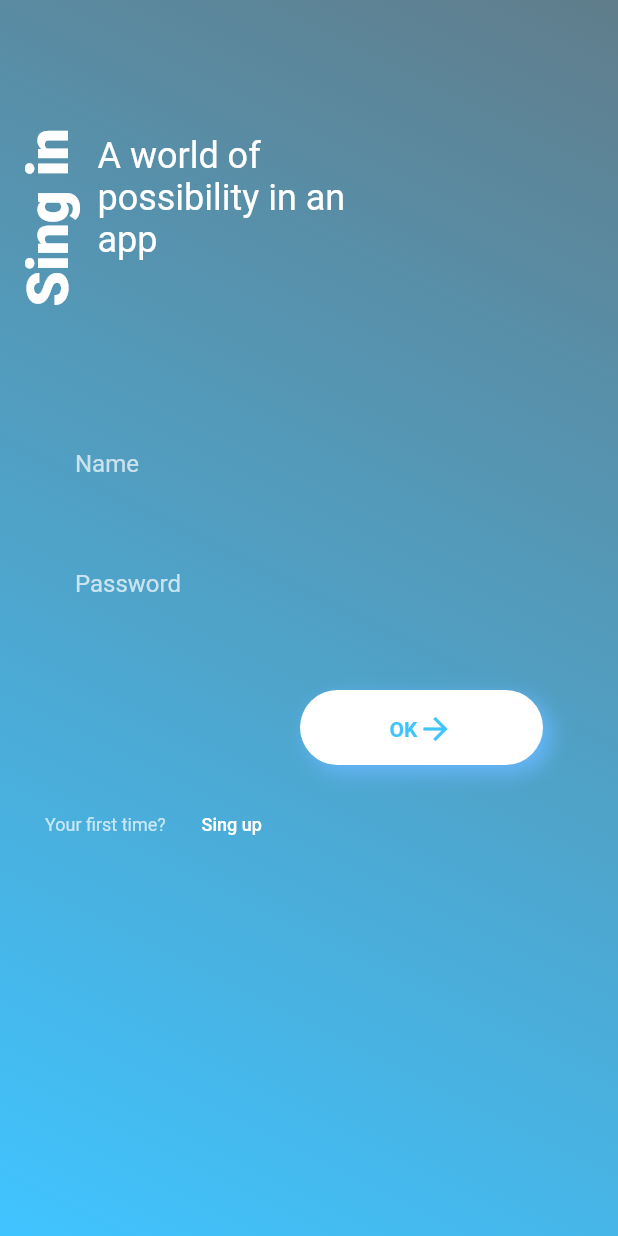
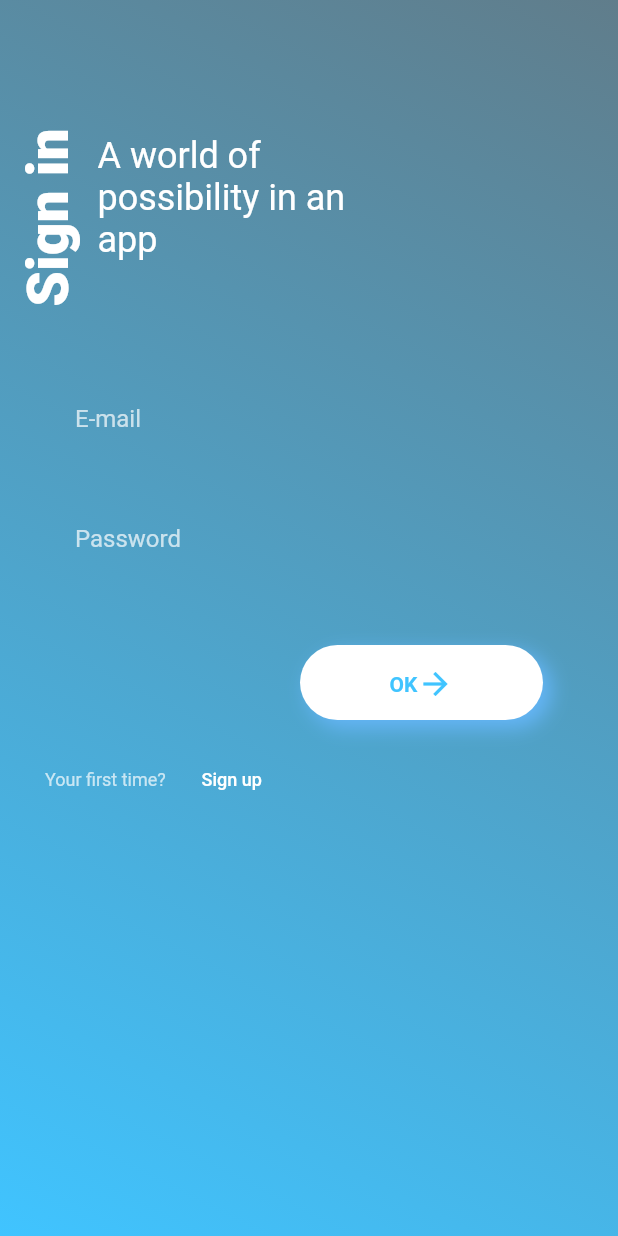
Before and after one commit to Thalisonh/minimalist-flutter, a Flutter app: the screen it shows after launch, on a phone screen of 412 x 824 dp. Run offline on Flutter 3.47's test engine with Material 2 defaults, Android fonts, the phone set to English and light mode, and no system bars; missing offline and left inert: dart:ffi.

Commit message:
removed typos, abstraction of some classes for better reusability, standardization of class and file names

```diff
--- a/lib/main.dart
+++ b/lib/main.dart
@@ -1,5 +1,5 @@
 import 'package:flutter/material.dart';
-import 'package:login_minimalist/pages/login.page.dart';
+import 'package:login_minimalist/pages/signin.page.dart';
 
 void main() => runApp(MyApp());
 
@@ -12,7 +12,7 @@ class MyApp extends StatelessWidget {
       theme: ThemeData(
         primarySwatch: Colors.blue,
       ),
-      home: LoginPage(),
+      home: SignInPage(),
       debugShowCheckedModeBanner: false,
     );
   }
--- a/lib/pages/login.page.dart
+++ b/lib/pages/signin.page.dart
@@ -1,18 +1,18 @@
 import 'package:flutter/material.dart';
-import 'package:login_minimalist/widget/button.dart';
-import 'package:login_minimalist/widget/first.dart';
+import 'package:login_minimalist/widget/submitButton.dart';
+import 'package:login_minimalist/widget/userSignUp.dart';
 import 'package:login_minimalist/widget/forgot.dart';
-import 'package:login_minimalist/widget/inputEmail.dart';
+import 'package:login_minimalist/widget/email.dart';
 import 'package:login_minimalist/widget/password.dart';
-import 'package:login_minimalist/widget/textLogin.dart';
-import 'package:login_minimalist/widget/verticalText.dart';
+import 'package:login_minimalist/widget/textHorizontal.dart';
+import 'package:login_minimalist/widget/textVertical.dart';
 
-class LoginPage extends StatefulWidget {
+class SignInPage extends StatefulWidget {
   @override
-  _LoginPageState createState() => _LoginPageState();
+  _SignInPageState createState() => _SignInPageState();
 }
 
-class _LoginPageState extends State<LoginPage> {
+class _SignInPageState extends State<SignInPage> {
   @override
   Widget build(BuildContext context) {
     return Scaffold(
@@ -28,13 +28,13 @@ class _LoginPageState extends State<LoginPage> {
             Column(
               children: <Widget>[
                 Row(children: <Widget>[
-                  VerticalText(),
-                  TextLogin(),
+                  VerticalText('Sign in'),
+                  HorizontalText('A world of possibility in an app'),
                 ]),
-                InputEmail(),
+                Email(),
                 PasswordInput(),
-                ButtonLogin(),
-                FirstTime(),
+                SubmitButton((){}),
+                UserSignUp(),
               ],
             ),
           ],
--- a/lib/widget/button.dart
+++ /dev/null
@@ -1,55 +0,0 @@
-import 'package:flutter/material.dart';
-
-class ButtonLogin extends StatefulWidget {
-  @override
-  _ButtonLoginState createState() => _ButtonLoginState();
-}
-
-class _ButtonLoginState extends State<ButtonLogin> {
-  @override
-  Widget build(BuildContext context) {
-    return Padding(
-      padding: const EdgeInsets.only(top: 40, right: 50, left: 200),
-      child: Container(
-        alignment: Alignment.bottomRight,
-        height: 50,
-        width: MediaQuery.of(context).size.width,
-        decoration: BoxDecoration(
-          boxShadow: [
-            BoxShadow(
-              color: Colors.blue[300],
-              blurRadius: 10.0, // has the effect of softening the shadow
-              spreadRadius: 1.0, // has the effect of extending the shadow
-              offset: Offset(
-                5.0, // horizontal, move right 10
-                5.0, // vertical, move down 10
-              ),
-            ),
-          ],
-          color: Colors.white,
-          borderRadius: BorderRadius.circular(30),
-        ),
-        child: FlatButton(
-          onPressed: () {},
-          child: Row(
-            mainAxisAlignment: MainAxisAlignment.center,
-            children: <Widget>[
-              Text(
-                'OK',
-                style: TextStyle(
-                  color: Colors.lightBlueAccent,
-                  fontSize: 14,
-                  fontWeight: FontWeight.w700,
-                ),
-              ),
-              Icon(
-                Icons.arrow_forward,
-                color: Colors.lightBlueAccent,
-              ),
-            ],
-          ),
-        ),
-      ),
-    );
-  }
-}
--- a/lib/widget/newName.dart
+++ b/lib/widget/email.dart
@@ -1,15 +1,15 @@
 import 'package:flutter/material.dart';
 
-class NewNome extends StatefulWidget {
+class Email extends StatefulWidget {
   @override
-  _NewNomeState createState() => _NewNomeState();
+  _EmailState createState() => _EmailState();
 }
 
-class _NewNomeState extends State<NewNome> {
+class _EmailState extends State<Email> {
   @override
   Widget build(BuildContext context) {
     return Padding(
-      padding: const EdgeInsets.only(top: 50, left: 50, right: 50),
+      padding: const EdgeInsets.only(top: 20, left: 50, right: 50),
       child: Container(
         height: 60,
         width: MediaQuery.of(context).size.width,
@@ -20,7 +20,7 @@ class _NewNomeState extends State<NewNome> {
           decoration: InputDecoration(
             border: InputBorder.none,
             fillColor: Colors.lightBlueAccent,
-            labelText: 'Name',
+            labelText: 'E-mail',
             labelStyle: TextStyle(
               color: Colors.white70,
             ),
--- a/lib/widget/inputEmail.dart
+++ b/lib/widget/signUpName.dart
@@ -1,15 +1,15 @@
 import 'package:flutter/material.dart';
 
-class InputEmail extends StatefulWidget {
+class SignUpName extends StatefulWidget {
   @override
-  _InputEmailState createState() => _InputEmailState();
+  _SignUpNameState createState() => _SignUpNameState();
 }
 
-class _InputEmailState extends State<InputEmail> {
+class _SignUpNameState extends State<SignUpName> {
   @override
   Widget build(BuildContext context) {
     return Padding(
-      padding: const EdgeInsets.only(top: 50, left: 50, right: 50),
+      padding: const EdgeInsets.only(top: 20, left: 50, right: 50),
       child: Container(
         height: 60,
         width: MediaQuery.of(context).size.width,
--- a/lib/widget/buttonNewUser.dart
+++ b/lib/widget/submitButton.dart
@@ -1,11 +1,16 @@
+import 'dart:ffi';
+
 import 'package:flutter/material.dart';
 
-class ButtonNewUser extends StatefulWidget {
+class SubmitButton extends StatefulWidget {
+  final Function onPressed;
+  SubmitButton(this.onPressed);
+
   @override
-  _ButtonNewUserState createState() => _ButtonNewUserState();
+  _SubmitButtonState createState() => _SubmitButtonState();
 }
 
-class _ButtonNewUserState extends State<ButtonNewUser> {
+class _SubmitButtonState extends State<SubmitButton> {
   @override
   Widget build(BuildContext context) {
     return Padding(
@@ -26,11 +31,11 @@ class _ButtonNewUserState extends State<ButtonNewUser> {
               ),
             ),
           ],
-            color: Colors.white, borderRadius: BorderRadius.circular(30)),
+          color: Colors.white,
+          borderRadius: BorderRadius.circular(30),
+        ),
         child: FlatButton(
-          onPressed: (){
-            Navigator.pop(context);
-          },
+          onPressed: widget.onPressed,
           child: Row(
             mainAxisAlignment: MainAxisAlignment.center,
             children: <Widget>[
--- a/lib/widget/textLogin.dart
+++ b/lib/widget/textHorizontal.dart
@@ -1,11 +1,14 @@
 import 'package:flutter/material.dart';
 
-class TextLogin extends StatefulWidget {
+class HorizontalText extends StatefulWidget {
+  final String text;
+  HorizontalText(this.text);
+
   @override
-  _TextLoginState createState() => _TextLoginState();
+  _HorizontalTextState createState() => _HorizontalTextState();
 }
 
-class _TextLoginState extends State<TextLogin> {
+class _HorizontalTextState extends State<HorizontalText> {
   @override
   Widget build(BuildContext context) {
     return Padding(
@@ -21,7 +24,7 @@ class _TextLoginState extends State<TextLogin> {
             ),
             Center(
               child: Text(
-                'A world of possibility in an app',
+                widget.text,
                 style: TextStyle(
                   fontSize: 24,
                   color: Colors.white,
--- a/lib/widget/verticalText.dart
+++ b/lib/widget/textVertical.dart
@@ -1,6 +1,9 @@
 import 'package:flutter/material.dart';
 
 class VerticalText extends StatefulWidget {
+  final String text;
+  VerticalText(this.text);
+
   @override
   _VerticalTextState createState() => _VerticalTextState();
 }
@@ -13,7 +16,7 @@ class _VerticalTextState extends State<VerticalText> {
       child: RotatedBox(
           quarterTurns: -1,
           child: Text(
-            'Sing in',
+            widget.text,
             style: TextStyle(
               color: Colors.white,
               fontSize: 38,
--- a/lib/widget/first.dart
+++ b/lib/widget/userSignIn.dart
@@ -1,12 +1,7 @@
 import 'package:flutter/material.dart';
-import 'package:login_minimalist/pages/newuser.page.dart';
+import 'package:login_minimalist/pages/signin.page.dart';
 
-class FirstTime extends StatefulWidget {
-  @override
-  _FirstTimeState createState() => _FirstTimeState();
-}
-
-class _FirstTimeState extends State<FirstTime> {
+class UserSignIn extends StatelessWidget {
   @override
   Widget build(BuildContext context) {
     return Padding(
@@ -18,7 +13,7 @@ class _FirstTimeState extends State<FirstTime> {
         child: Row(
           children: <Widget>[
             Text(
-              'Your first time?',
+              'Have we met before?',
               style: TextStyle(
                 fontSize: 12,
                 color: Colors.white70,
@@ -28,10 +23,10 @@ class _FirstTimeState extends State<FirstTime> {
               padding: EdgeInsets.all(0),
               onPressed: () {
                 Navigator.push(context,
-                    MaterialPageRoute(builder: (context) => NewUser()));
+                    MaterialPageRoute(builder: (context) => SignInPage()));
               },
               child: Text(
-                'Sing up',
+                'Sign in',
                 style: TextStyle(
                   fontSize: 12,
                   color: Colors.white,
--- a/lib/widget/userOld.dart
+++ b/lib/widget/userSignUp.dart
@@ -1,7 +1,12 @@
 import 'package:flutter/material.dart';
-import 'package:login_minimalist/pages/login.page.dart';
+import 'package:login_minimalist/pages/signup.page.dart';
 
-class UserOld extends StatelessWidget {
+class UserSignUp extends StatefulWidget {
+  @override
+  _UserSignUpState createState() => _UserSignUpState();
+}
+
+class _UserSignUpState extends State<UserSignUp> {
   @override
   Widget build(BuildContext context) {
     return Padding(
@@ -13,7 +18,7 @@ class UserOld extends StatelessWidget {
         child: Row(
           children: <Widget>[
             Text(
-              'Have we met before?',
+              'Your first time?',
               style: TextStyle(
                 fontSize: 12,
                 color: Colors.white70,
@@ -23,10 +28,10 @@ class UserOld extends StatelessWidget {
               padding: EdgeInsets.all(0),
               onPressed: () {
                 Navigator.push(context,
-                    MaterialPageRoute(builder: (context) => LoginPage()));
+                    MaterialPageRoute(builder: (context) => SignUpPage()));
               },
               child: Text(
-                'Sing in',
+                'Sign up',
                 style: TextStyle(
                   fontSize: 12,
                   color: Colors.white,
```
Also changed, not shown: lib/pages/newuser.page.dart (deleted, +0 -48 lines), lib/pages/signup.page.dart (added, +49 -0 lines), lib/widget/newEmail.dart (deleted, +0 -32 lines), lib/widget/singup.dart (deleted, +0 -25 lines), lib/widget/textNew.dart (deleted, +0 -36 lines), 1 other file.
